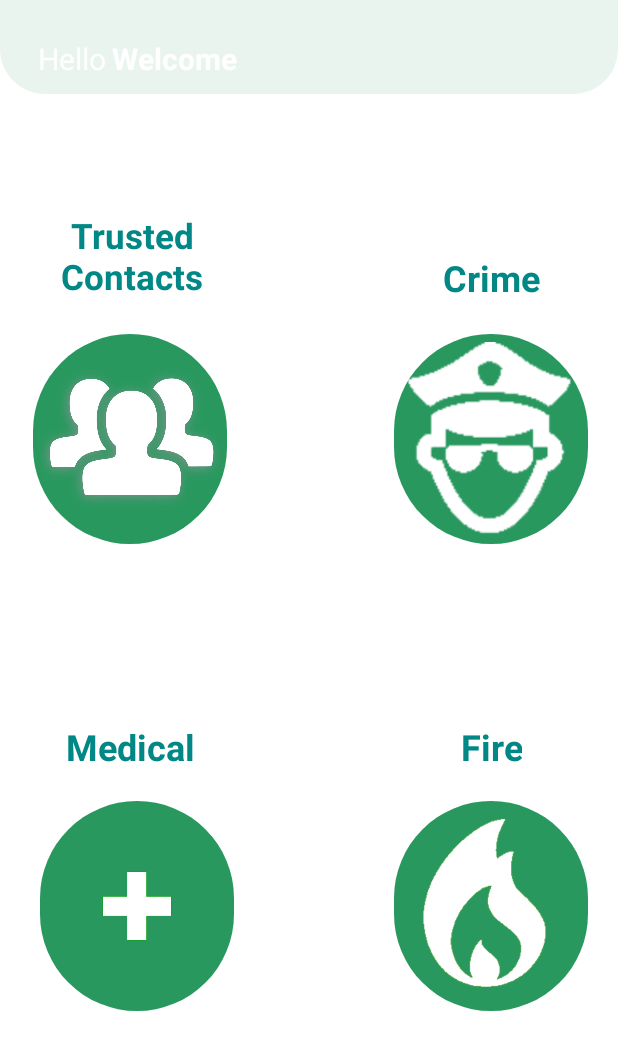
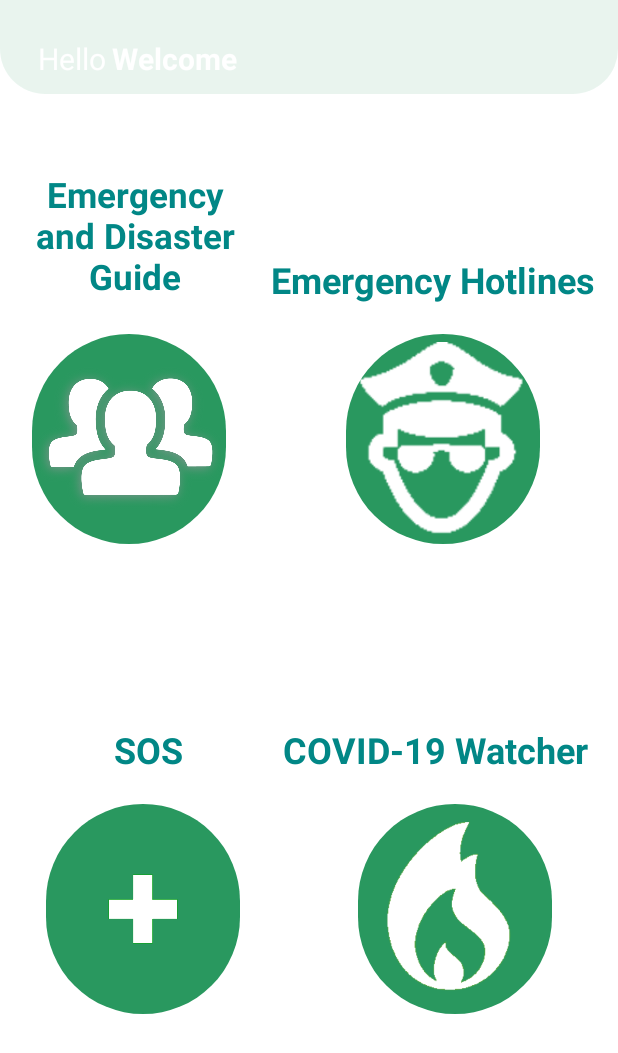
Before and after one commit to determinedamphibian/EmergencyApplication, an Android app: the screen it shows after launch (DashboardActivity), on a phone screen of 412 x 824 dp. Shown: the top 1053 px of the screen. Run offline under Robolectric (Android 15) with nearby library versions, the light colour scheme and no system bars; Roboto replaces fonts that are not available here.

Commit message:
Dashboard names are changed

```diff
--- a/app/src/main/res/layout/activity_dashboard.xml
+++ b/app/src/main/res/layout/activity_dashboard.xml
@@ -12,9 +12,9 @@
         android:id="@+id/fire.imageButton"
         android:layout_width="129dp"
         android:layout_height="140dp"
-        android:layout_marginEnd="20dp"
-        android:layout_marginRight="20dp"
-        android:layout_marginBottom="150dp"
+        android:layout_marginEnd="44dp"
+        android:layout_marginRight="44dp"
+        android:layout_marginBottom="148dp"
         android:adjustViewBounds="true"
         android:background="@drawable/shape_drawable"
         android:scaleType="centerInside"
@@ -28,13 +28,13 @@
         android:layout_height="140dp"
         android:layout_marginStart="20dp"
         android:layout_marginLeft="20dp"
-        android:layout_marginBottom="150dp"
+        android:layout_marginBottom="148dp"
         android:adjustViewBounds="true"
         android:background="@drawable/shape_drawable"
         android:scaleType="centerInside"
         app:layout_constraintBottom_toBottomOf="parent"
         app:layout_constraintEnd_toStartOf="@+id/fire.imageButton"
-        app:layout_constraintHorizontal_bias="0.061"
+        app:layout_constraintHorizontal_bias="0.123"
         app:layout_constraintStart_toStartOf="parent"
         app:srcCompat="@drawable/cross" />
 
@@ -43,8 +43,8 @@
         android:layout_width="129dp"
         android:layout_height="140dp"
         android:layout_marginTop="160dp"
-        android:layout_marginEnd="20dp"
-        android:layout_marginRight="20dp"
+        android:layout_marginEnd="52dp"
+        android:layout_marginRight="52dp"
         android:adjustViewBounds="true"
         android:background="@drawable/shape_drawable"
         android:scaleType="fitCenter"
@@ -75,12 +75,12 @@
         android:layout_height="wrap_content"
         android:layout_gravity="center_vertical"
         android:layout_marginTop="68dp"
-        android:layout_marginEnd="64dp"
-        android:layout_marginRight="64dp"
+        android:layout_marginEnd="20dp"
+        android:layout_marginRight="20dp"
         android:layout_marginBottom="20dp"
         android:fontFamily="@font/assistant_light"
         android:gravity="center"
-        android:text="Fire"
+        android:text="COVID-19 Watcher"
         android:textColor="@color/teal_700"
         android:textSize="24sp"
         android:textStyle="bold"
@@ -94,13 +94,13 @@
         android:layout_width="wrap_content"
         android:layout_height="wrap_content"
         android:layout_gravity="center_vertical"
-        android:layout_marginStart="44dp"
-        android:layout_marginLeft="44dp"
+        android:layout_marginStart="76dp"
+        android:layout_marginLeft="76dp"
         android:layout_marginTop="68dp"
         android:layout_marginBottom="20dp"
         android:fontFamily="@font/assistant_light"
         android:gravity="center"
-        android:text="Medical"
+        android:text="SOS"
         android:textColor="@color/teal_700"
         android:textSize="24sp"
         android:textStyle="bold"
@@ -111,8 +111,8 @@
 
     <TextView
         android:id="@+id/lbl.trustedContacts"
-        android:layout_width="136dp"
-        android:layout_height="76dp"
+        android:layout_width="140dp"
+        android:layout_height="122dp"
         android:layout_gravity="center_vertical"
         android:layout_marginStart="20dp"
         android:layout_marginLeft="20dp"
@@ -120,7 +120,7 @@
         android:layout_marginBottom="10dp"
         android:fontFamily="@font/assistant_light"
         android:gravity="center"
-        android:text="Trusted Contacts"
+        android:text="Emergency and Disaster Guide"
         android:textColor="@color/teal_700"
         android:textColorHighlight="#FFFFFF"
         android:textSize="23sp"
@@ -136,19 +136,19 @@
         android:layout_height="wrap_content"
         android:layout_gravity="center_vertical"
         android:layout_marginTop="116dp"
-        android:layout_marginEnd="52dp"
-        android:layout_marginRight="52dp"
+        android:layout_marginEnd="16dp"
+        android:layout_marginRight="16dp"
         android:layout_marginBottom="20dp"
         android:fontFamily="@font/assistant_light"
         android:gravity="center"
-        android:text="Crime"
+        android:text="Emergency Hotlines"
         android:textColor="@color/teal_700"
         android:textSize="24sp"
         android:textStyle="bold"
         app:layout_constraintBottom_toTopOf="@+id/crime.imageButton"
         app:layout_constraintEnd_toEndOf="parent"
         app:layout_constraintTop_toTopOf="parent"
-        app:layout_constraintVertical_bias="0.981" />
+        app:layout_constraintVertical_bias="1.0" />
 
     <androidx.constraintlayout.widget.ConstraintLayout
         android:id="@+id/constraintLayout_header"
```
